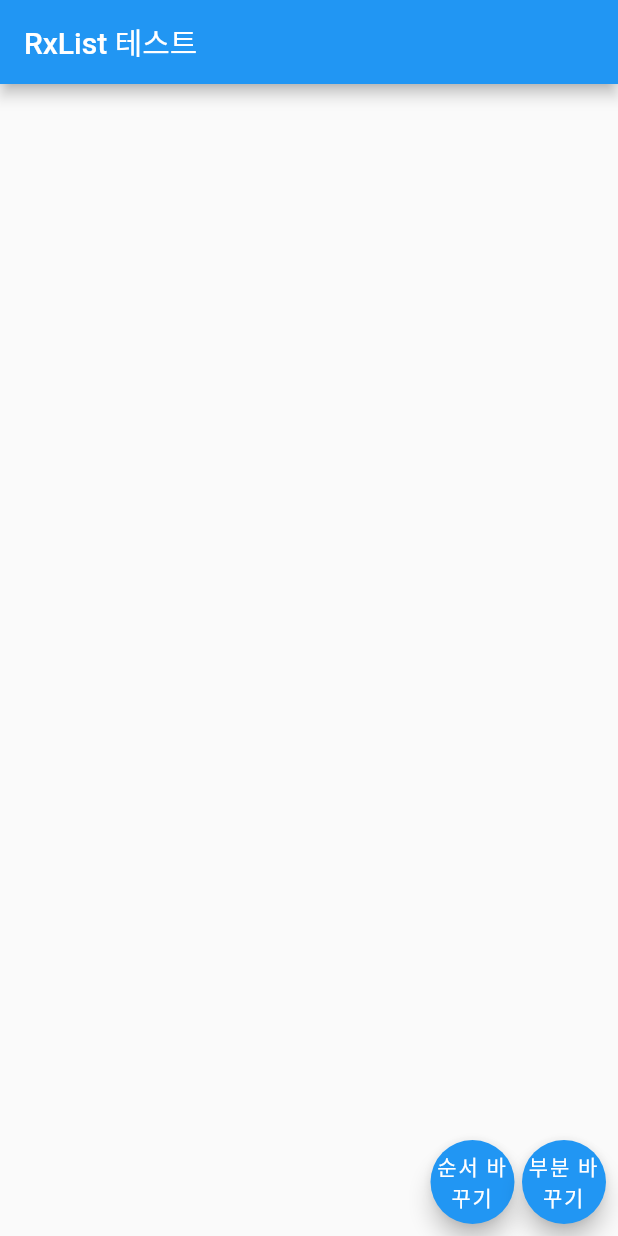
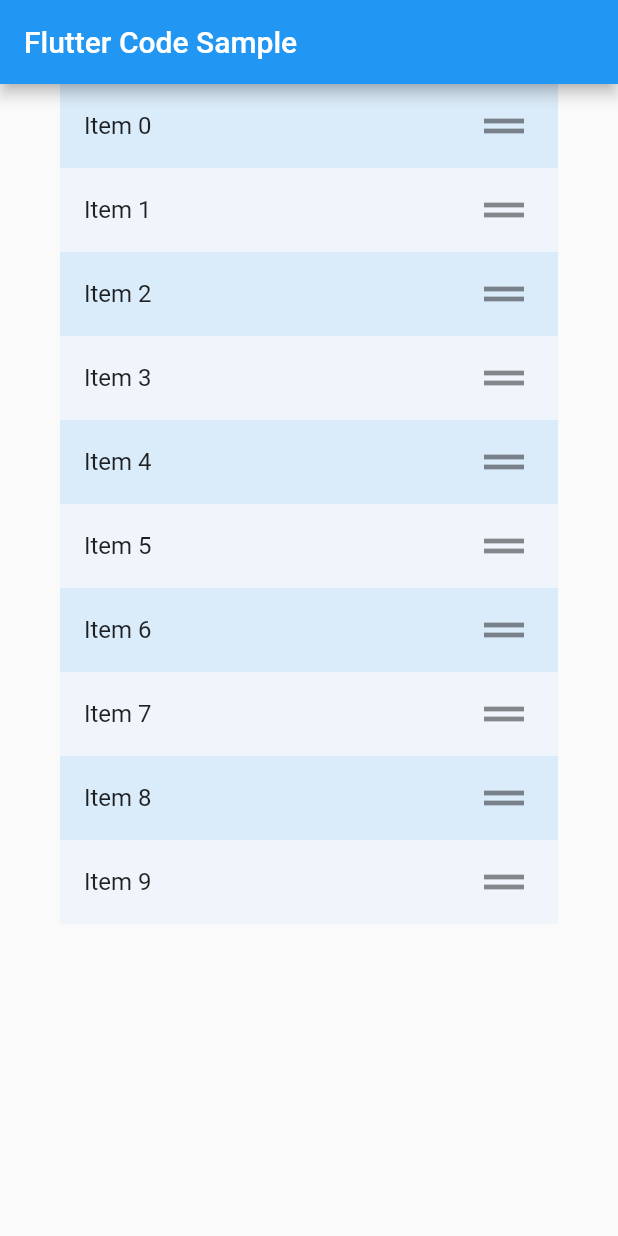
Before and after one commit to pkk1113/flutter_examples, a Flutter app: the screen it shows after launch, on a phone screen of 412 x 824 dp. Run offline on Flutter 3.47's test engine with Material 2 defaults, Android fonts, the phone set to English and light mode, and no system bars; our stand-ins replace get.

Commit message:
[add] Reordable

```diff
--- a/lib/main.dart
+++ b/lib/main.dart
@@ -1,4 +1,77 @@
+/// Flutter code sample for ReorderableListView
+
 import 'package:flutter/material.dart';
-import 'package:flutter_application_1/app.dart';
 
-void main() => runApp(MaterialApp(home: App()));
+void main() => runApp(const MyApp());
+
+/// This is the main application widget.
+class MyApp extends StatelessWidget {
+  const MyApp({Key key}) : super(key: key);
+
+  static const String _title = 'Flutter Code Sample';
+
+  @override
+  Widget build(BuildContext context) {
+    return MaterialApp(
+      title: _title,
+      home: Scaffold(
+        appBar: AppBar(title: const Text(_title)),
+        body: const MyStatefulWidget(),
+      ),
+    );
+  }
+}
+
+/// This is the stateful widget that the main application instantiates.
+class MyStatefulWidget extends StatefulWidget {
+  const MyStatefulWidget({Key key}) : super(key: key);
+
+  @override
+  _MyStatefulWidgetState createState() => _MyStatefulWidgetState();
+}
+
+/// This is the private State class that goes with MyStatefulWidget.
+class _MyStatefulWidgetState extends State<MyStatefulWidget> {
+  final List<int> _items = List<int>.generate(10, (int index) => index);
+
+  @override
+  Widget build(BuildContext context) {
+    final ColorScheme colorScheme = Theme.of(context).colorScheme;
+    final Color oddItemColor = colorScheme.primary.withOpacity(0.05);
+    final Color evenItemColor = colorScheme.primary.withOpacity(0.15);
+
+    return ReorderableListView(
+      buildDefaultDragHandles: false,
+      padding: const EdgeInsets.symmetric(horizontal: 40),
+      children: <Widget>[
+        for (int index = 0; index < _items.length; index++)
+          ListTile(
+            key: Key('$index'),
+            tileColor: _items[index].isOdd ? oddItemColor : evenItemColor,
+            title: Row(
+              mainAxisAlignment: MainAxisAlignment.spaceBetween,
+              children: [
+                Text('Item ${_items[index]}'),
+                ReorderableDragStartListener(
+                  index: index,
+                  child: const Icon(
+                    Icons.drag_handle,
+                    size: 40,
+                  ),
+                ),
+              ],
+            ),
+          ),
+      ],
+      onReorder: (int oldIndex, int newIndex) {
+        setState(() {
+          if (oldIndex < newIndex) {
+            newIndex -= 1;
+          }
+          final int item = _items.removeAt(oldIndex);
+          _items.insert(newIndex, item);
+        });
+      },
+    );
+  }
+}
--- a/pubspec.yaml
+++ b/pubspec.yaml
@@ -29,6 +29,8 @@ dependencies:
   # Use with the CupertinoIcons class for iOS style icons.
   cupertino_icons: ^1.0.2
   get: ^4.1.4
+  # flutter_reorderable_list: ^1.0.0
+  # reorderables: ^0.4.1
 
 dev_dependencies:
   flutter_test:
```
